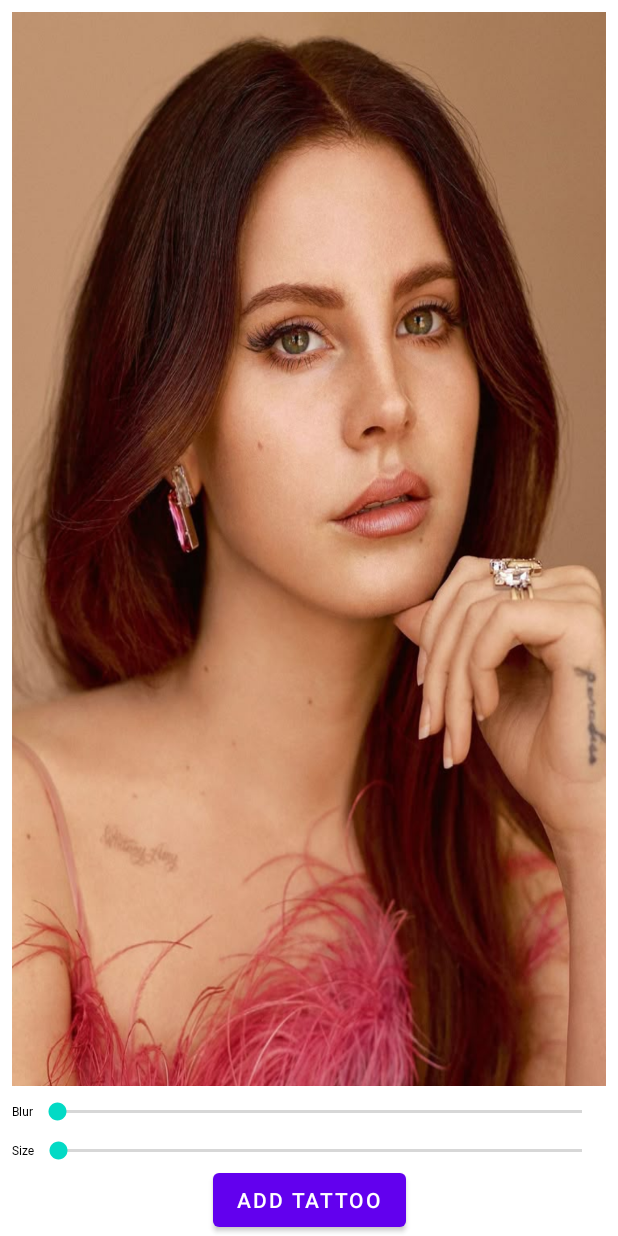
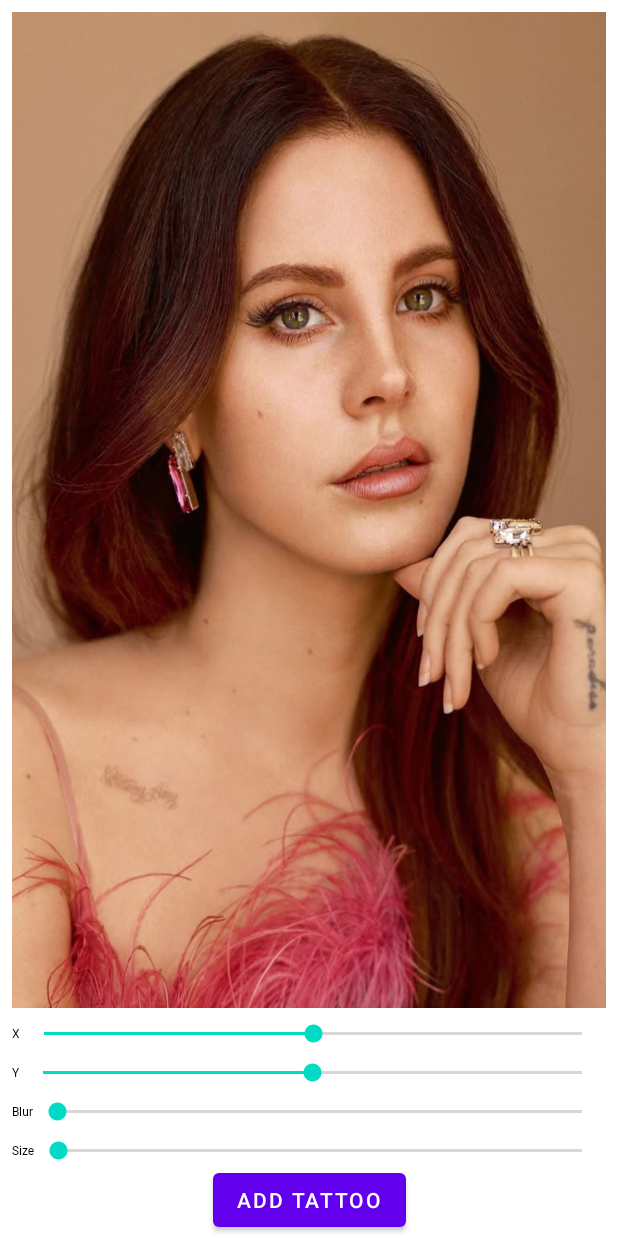
Before and after one commit to pionlinhnv/perspectiveView, an Android app: the screen it shows after launch (MainActivity), on a phone screen of 412 x 824 dp. Run offline under Robolectric (Android 15) with nearby library versions, the phone set to English and light mode, and no system bars; our stand-ins replace Dagger/Hilt's generated code, Room's generated code, Timber; libraries missing offline, so code that uses them is left out: com.khaipv.recovery; pictures from the network do not load.

Commit message:
linhnv: position, size sticker

```diff
--- a/app/src/main/java/pion/tech/pionbase/customview/SelectToolView.kt
+++ b/app/src/main/java/pion/tech/pionbase/customview/SelectToolView.kt
@@ -39,6 +39,8 @@ class SelectToolView @JvmOverloads constructor(
     private var currentSizeSticker = 0
     private var originStickerSize = 0
     private var matrixSticker = Matrix()
+    private var stickerPositionX = 0f
+    private var stickerPositionY = 0f
 
     //bitmapBg
     private var bitmapBg: Bitmap? = null
@@ -89,6 +91,24 @@ class SelectToolView @JvmOverloads constructor(
         postInvalidate()
     }
 
+    fun setStickerPosition(isX: Boolean, value: Int) {
+        //value: 0->100
+        //0->50 tru di
+        //50-> 100 cong them
+        //can quy doi ve 100->originSize
+
+        val resultSize = (value.toFloat()/100f - 0.5f)*currentSizeSticker*3
+
+        Log.d("CHECKPOSITION", "resultSize: $resultSize")
+
+        if(isX) {
+            stickerPositionX = resultSize
+        } else {
+            stickerPositionY = resultSize
+        }
+        postInvalidate()
+    }
+
     override fun onDraw(canvas: Canvas) {
         super.onDraw(canvas)
         mCanvas.drawColor(Color.TRANSPARENT, PorterDuff.Mode.CLEAR)
@@ -115,7 +135,7 @@ class SelectToolView @JvmOverloads constructor(
 
         val scale = currentSizeSticker.toFloat()/bitmapSticker!!.width.toFloat()
 
-        matrixSticker.setTranslate(bounds.left, bounds.top)
+        matrixSticker.setTranslate(bounds.left + stickerPositionX, bounds.top + stickerPositionY)
         matrixSticker.postScale(scale, scale, bounds.left, bounds.top)
 
         canvas.drawBitmap(bitmapSticker!!, matrixSticker, null)
--- a/app/src/main/java/pion/tech/pionbase/framework/presentation/selecttool/SelectToolFragment.kt
+++ b/app/src/main/java/pion/tech/pionbase/framework/presentation/selecttool/SelectToolFragment.kt
@@ -30,6 +30,7 @@ class SelectToolFragment : BaseFragment<FragmentSelectToolBinding, SelectToolVie
             binding.selectToolView.setBitmapBg(bitmapBg)
         }
         setSizeStickerEvent()
+        setStickerPositionEvent()
     }
 
     override fun subscribeObserver(view: View) {
--- a/app/src/main/java/pion/tech/pionbase/framework/presentation/selecttool/SelectToolFragmentEx.kt
+++ b/app/src/main/java/pion/tech/pionbase/framework/presentation/selecttool/SelectToolFragmentEx.kt
@@ -52,6 +52,42 @@ fun SelectToolFragment.setSizeStickerEvent() {
     })
 }
 
+fun SelectToolFragment.setStickerPositionEvent() {
+    binding.seekBarX.setOnSeekBarChangeListener(object : OnSeekBarChangeListener {
+        override fun onProgressChanged(seekBar: SeekBar?, progress: Int, fromUser: Boolean) {
+            if (fromUser) {
+                binding.selectToolView.setStickerPosition(isX = true, value = progress)
+            }
+        }
+
+        override fun onStartTrackingTouch(seekBar: SeekBar?) {
+
+        }
+
+        override fun onStopTrackingTouch(seekBar: SeekBar?) {
+
+        }
+
+    })
+
+    binding.seekBarY.setOnSeekBarChangeListener(object : OnSeekBarChangeListener {
+        override fun onProgressChanged(seekBar: SeekBar?, progress: Int, fromUser: Boolean) {
+            if (fromUser) {
+                binding.selectToolView.setStickerPosition(isX = false, value = progress)
+            }
+        }
+
+        override fun onStartTrackingTouch(seekBar: SeekBar?) {
+
+        }
+
+        override fun onStopTrackingTouch(seekBar: SeekBar?) {
+
+        }
+
+    })
+}
+
 fun SelectToolFragment.bitmapBackground(
     resource: Int,
     width: Int,
--- a/app/src/main/res/layout/fragment_select_tool.xml
+++ b/app/src/main/res/layout/fragment_select_tool.xml
@@ -11,7 +11,7 @@
         android:layout_margin="@dimen/_16dp"
         android:scaleType="centerCrop"
         android:src="@drawable/girl"
-        app:layout_constraintBottom_toTopOf="@+id/llBlur"
+        app:layout_constraintBottom_toTopOf="@+id/llPositionX"
         app:layout_constraintTop_toTopOf="parent" />
 
     <pion.tech.pionbase.customview.SelectToolView
@@ -30,6 +30,62 @@
         android:scaleType="centerCrop"
         app:layout_constraintStart_toStartOf="parent"
         app:layout_constraintTop_toTopOf="parent" />
+
+    <LinearLayout
+        android:id="@+id/llPositionX"
+        android:layout_width="match_parent"
+        android:layout_height="wrap_content"
+        android:layout_marginHorizontal="@dimen/_24dp"
+        android:layout_marginBottom="@dimen/_16dp"
+        android:gravity="center"
+        android:orientation="horizontal"
+        app:layout_constraintBottom_toTopOf="@+id/llPositionY">
+
+        <TextView
+            android:layout_width="wrap_content"
+            android:layout_height="wrap_content"
+            android:fontFamily="@font/font_400"
+            android:text="X"
+            android:textColor="@color/black"
+            android:textSize="@dimen/_16sp" />
+
+
+        <androidx.appcompat.widget.AppCompatSeekBar
+            android:id="@+id/seekBarX"
+            android:layout_width="0dp"
+            android:layout_height="wrap_content"
+            android:layout_weight="1"
+            android:max="100"
+            android:progress="50" />
+    </LinearLayout>
+
+    <LinearLayout
+        android:id="@+id/llPositionY"
+        android:layout_width="match_parent"
+        android:layout_height="wrap_content"
+        android:layout_marginHorizontal="@dimen/_24dp"
+        android:layout_marginBottom="@dimen/_16dp"
+        android:gravity="center"
+        android:orientation="horizontal"
+        app:layout_constraintBottom_toTopOf="@+id/llBlur">
+
+        <TextView
+            android:layout_width="wrap_content"
+            android:layout_height="wrap_content"
+            android:fontFamily="@font/font_400"
+            android:text="Y"
+            android:textColor="@color/black"
+            android:textSize="@dimen/_16sp" />
+
+
+        <androidx.appcompat.widget.AppCompatSeekBar
+            android:id="@+id/seekBarY"
+            android:layout_width="0dp"
+            android:layout_height="wrap_content"
+            android:layout_weight="1"
+            android:max="100"
+            android:progress="50" />
+    </LinearLayout>
 
     <LinearLayout
         android:id="@+id/llBlur"
```
